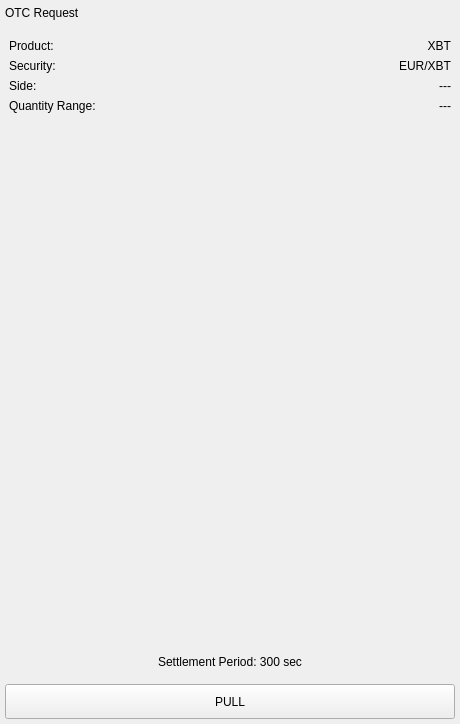
BlockSettle/terminal, file BlockSettleUILib/PullOwnOTCRequestWidget.ui: the form before one commit.
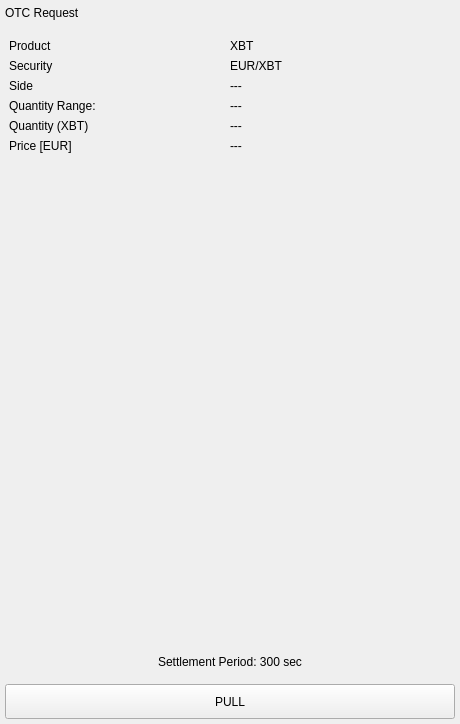
The form after the commit.

What changed in the file:
```diff
--- a/BlockSettleUILib/PullOwnOTCRequestWidget.ui
+++ b/BlockSettleUILib/PullOwnOTCRequestWidget.ui
@@ -93,7 +93,7 @@
          <item>
           <widget class="QLabel" name="label">
            <property name="text">
-            <string>Product:</string>
+            <string>Product</string>
            </property>
           </widget>
          </item>
@@ -103,7 +103,7 @@
             <string>XBT</string>
            </property>
            <property name="alignment">
-            <set>Qt::AlignRight|Qt::AlignTrailing|Qt::AlignVCenter</set>
+            <set>Qt::AlignLeading|Qt::AlignLeft|Qt::AlignVCenter</set>
            </property>
            <property name="whiteLabel" stdset="0">
             <bool>true</bool>
@@ -134,7 +134,7 @@
          <item>
           <widget class="QLabel" name="label_3">
            <property name="text">
-            <string>Security:</string>
+            <string>Security</string>
            </property>
           </widget>
          </item>
@@ -144,7 +144,7 @@
             <string>EUR/XBT</string>
            </property>
            <property name="alignment">
-            <set>Qt::AlignRight|Qt::AlignTrailing|Qt::AlignVCenter</set>
+            <set>Qt::AlignLeading|Qt::AlignLeft|Qt::AlignVCenter</set>
            </property>
            <property name="whiteLabel" stdset="0">
             <bool>true</bool>
@@ -175,7 +175,7 @@
          <item>
           <widget class="QLabel" name="label_5">
            <property name="text">
-            <string>Side:</string>
+            <string>Side</string>
            </property>
           </widget>
          </item>
@@ -185,7 +185,10 @@
             <string>---</string>
            </property>
            <property name="alignment">
-            <set>Qt::AlignRight|Qt::AlignTrailing|Qt::AlignVCenter</set>
+            <set>Qt::AlignLeading|Qt::AlignLeft|Qt::AlignVCenter</set>
+           </property>
+           <property name="whiteLabel" stdset="0">
+            <bool>true</bool>
            </property>
           </widget>
          </item>
@@ -223,7 +226,92 @@
             <string>---</string>
            </property>
            <property name="alignment">
-            <set>Qt::AlignRight|Qt::AlignTrailing|Qt::AlignVCenter</set>
+            <set>Qt::AlignLeading|Qt::AlignLeft|Qt::AlignVCenter</set>
+           </property>
+           <property name="whiteLabel" stdset="0">
+            <bool>true</bool>
+           </property>
+          </widget>
+         </item>
+        </layout>
+       </widget>
+      </item>
+      <item>
+       <widget class="QWidget" name="widgetQuantity" native="true">
+        <layout class="QHBoxLayout" name="horizontalLayout_8">
+         <property name="spacing">
+          <number>0</number>
+         </property>
+         <property name="leftMargin">
+          <number>0</number>
+         </property>
+         <property name="topMargin">
+          <number>0</number>
+         </property>
+         <property name="rightMargin">
+          <number>0</number>
+         </property>
+         <property name="bottomMargin">
+          <number>0</number>
+         </property>
+         <item>
+          <widget class="QLabel" name="label_10">
+           <property name="text">
+            <string>Quantity (XBT)</string>
+           </property>
+          </widget>
+         </item>
+         <item>
+          <widget class="QLabel" name="labelQuantity">
+           <property name="text">
+            <string>---</string>
+           </property>
+           <property name="alignment">
+            <set>Qt::AlignLeading|Qt::AlignLeft|Qt::AlignVCenter</set>
+           </property>
+           <property name="whiteLabel" stdset="0">
+            <bool>true</bool>
+           </property>
+          </widget>
+         </item>
+        </layout>
+       </widget>
+      </item>
+      <item>
+       <widget class="QWidget" name="widgetPrice" native="true">
+        <layout class="QHBoxLayout" name="horizontalLayout_7">
+         <property name="spacing">
+          <number>0</number>
+         </property>
+         <property name="leftMargin">
+          <number>0</number>
+         </property>
+         <property name="topMargin">
+          <number>0</number>
+         </property>
+         <property name="rightMargin">
+          <number>0</number>
+         </property>
+         <property name="bottomMargin">
+          <number>0</number>
+         </property>
+         <item>
+          <widget class="QLabel" name="label_8">
+           <property name="text">
+            <string>Price [EUR]</string>
+           </property>
+          </widget>
+         </item>
+         <item>
+          <widget class="QLabel" name="labelPrice">
+           <property name="text">
+            <string>---</string>
+           </property>
+           <property name="alignment">
+            <set>Qt::AlignLeading|Qt::AlignLeft|Qt::AlignVCenter</set>
+           </property>
+           <property name="whiteLabel" stdset="0">
+            <bool>true</bool>
            </property>
           </widget>
          </item>
```
